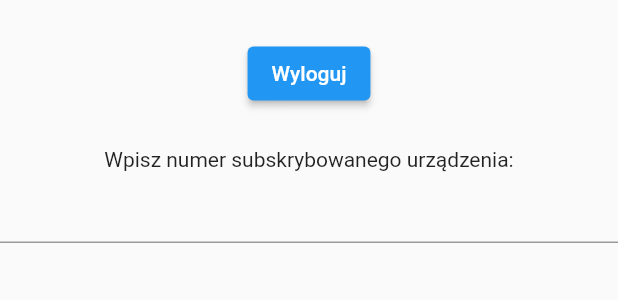
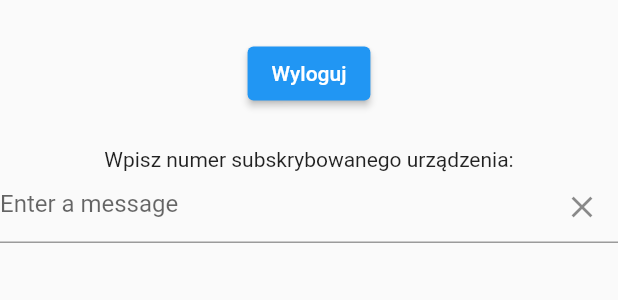
Before and after one commit to KrzysztofSwierkowski/e_tracker, a Flutter app: the Settings widget shown alone on an empty page, opened directly, on a phone screen of 412 x 824 dp. Shown: the top 300 px of the screen. Run offline on Flutter 3.47's test engine with Material 2 defaults, Android fonts, the phone set to English and light mode, and no system bars; our stand-ins replace firebase_auth, firebase_core, firebase_database, google_maps_flutter, location; missing offline and left inert: mqtt_client; accounts and stored records are empty; network calls fail; Roboto replaces fonts that are missing (Georgia).

Commit message:
-add new icon -add button adding new device to track

```diff
--- a/lib/constans.dart
+++ b/lib/constans.dart
@@ -2,4 +2,5 @@
 import 'package:firebase_auth/firebase_auth.dart';
 
 String topic = FirebaseAuth.instance.currentUser!.uid;
-String ipBroker = "178.43.222.35"; //broker ip address
+String ipBroker = "178.43.231.218"; //broker ip address
+List<String> deviceIDList = [];
--- a/lib/settings.dart
+++ b/lib/settings.dart
@@ -1,5 +1,5 @@
 import 'package:flutter/material.dart';
-
+import 'package:phone_mqtt/constans.dart' as Constans;
 import 'auth/auth.dart';
 
 final AuthService _auth = AuthService();
@@ -25,6 +25,7 @@ class _SettingsState extends State<Settings> {
 
   void _printLatestValue() {
     getIdGps = getIdGpsController.text;
+    Constans.deviceIDList.add(getIdGpsController.text);
   }
 
   @override
@@ -50,7 +51,14 @@ class _SettingsState extends State<Settings> {
               child: Text('Wpisz numer subskrybowanego urządzenia:')),
           TextField(
             controller: getIdGpsController,
-          )
+            decoration: InputDecoration(
+              hintText: 'Enter a message',
+              suffixIcon: IconButton(
+                onPressed: getIdGpsController.clear,
+                icon: Icon(Icons.clear),
+              ),
+            ),
+          ),
         ]),
       ),
     );
```
